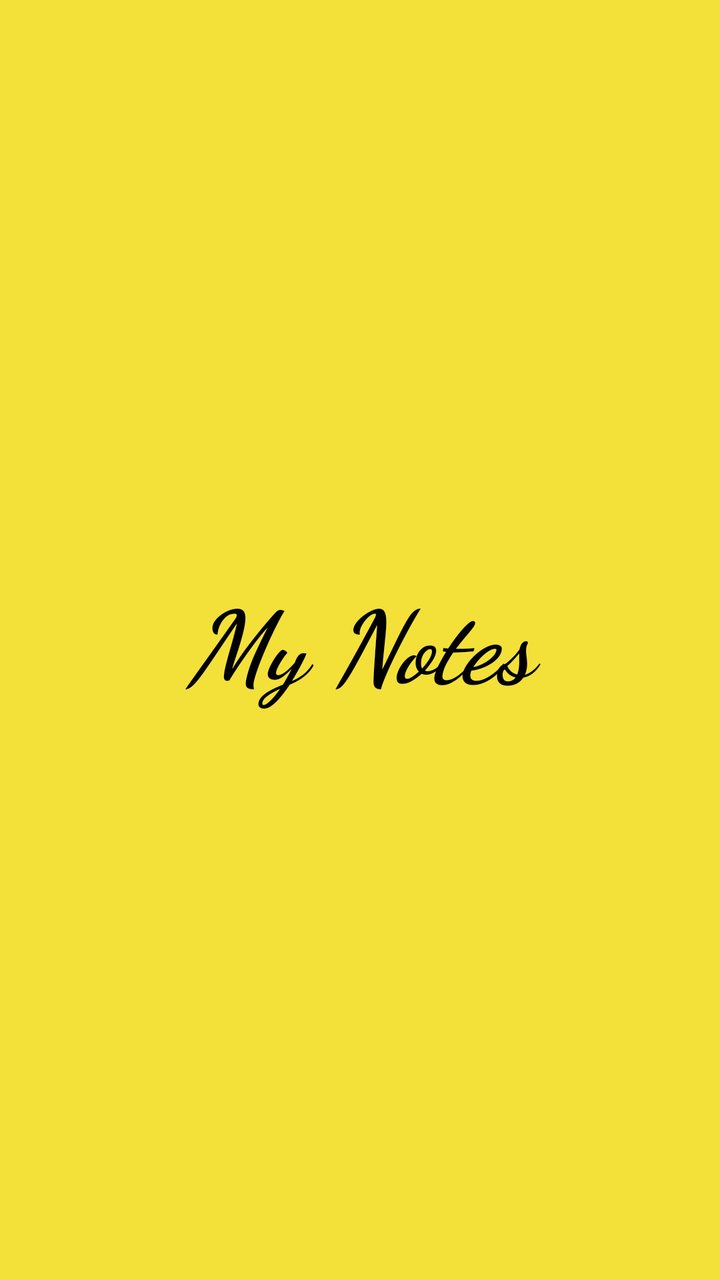
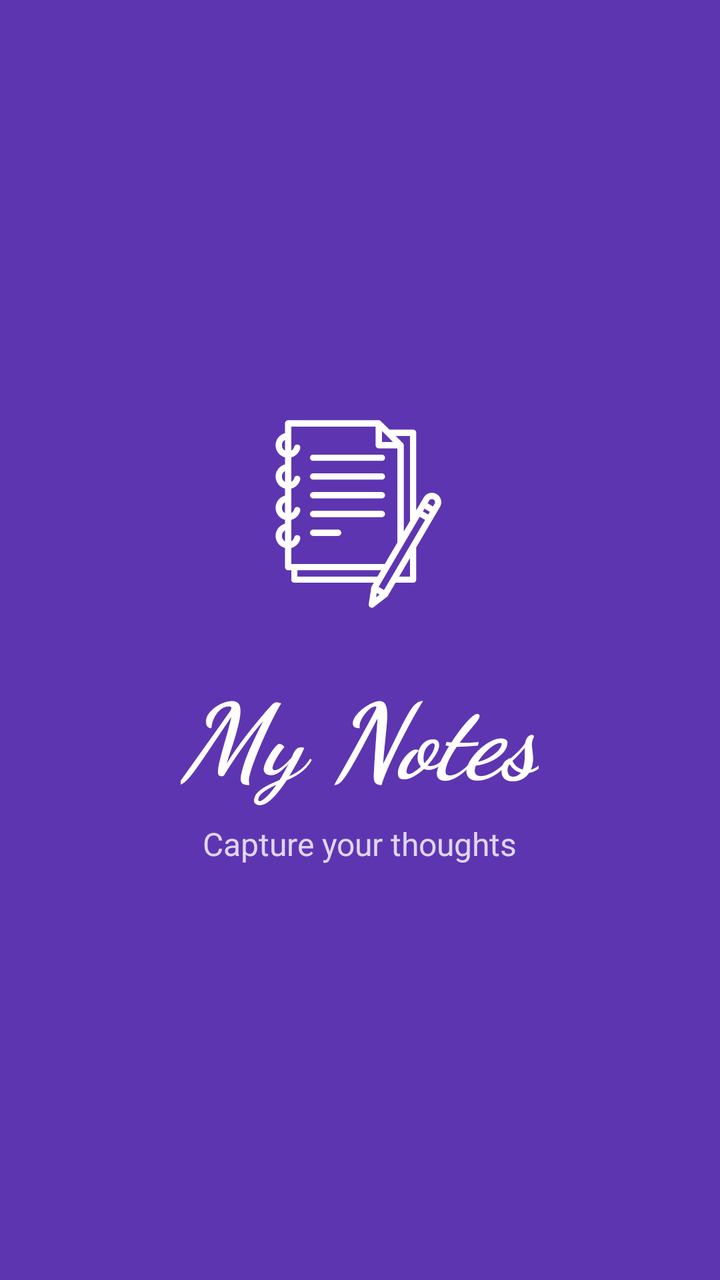

Two renders of the same Android screen: before a commit and after it. Below are the layout's source before the change and the commit's diff.
<!-- AndroidManifest.xml: application theme Theme.MyNotes -->
<!-- res/layout/activity_splash_screen.xml -->
<?xml version="1.0" encoding="utf-8"?>
<androidx.constraintlayout.widget.ConstraintLayout xmlns:android="http://schemas.android.com/apk/res/android"
    xmlns:app="http://schemas.android.com/apk/res-auto"
    xmlns:tools="http://schemas.android.com/tools"
    android:layout_width="match_parent"
    android:layout_height="match_parent"
    android:background="#F3E039"
    tools:context=".SplashScreen">

    <TextView
        android:id="@+id/textView"
        android:layout_width="0dp"
        android:layout_height="wrap_content"
        android:fontFamily="cursive"
        android:gravity="center|center_vertical"
        android:text="@string/my_notesss"
        android:textColor="@color/black"
        android:textSize="50sp"
        android:textStyle="bold|italic"
        app:layout_constraintBottom_toBottomOf="parent"
        app:layout_constraintEnd_toEndOf="parent"
        app:layout_constraintHorizontal_bias="0.5"
        app:layout_constraintStart_toStartOf="parent"
        app:layout_constraintTop_toTopOf="parent"
        app:layout_constraintVertical_bias="0.5" />
</androidx.constraintlayout.widget.ConstraintLayout>
<!-- resources referenced by this layout -->
<resources>
  <color name="black">#FF000000</color>
  <string name="my_notesss">My Notes</string>
  <style name="Theme.MyNotes" parent="Base.Theme.MyNotes" />
  <style name="Base.Theme.MyNotes" parent="Theme.Material3.DayNight.NoActionBar">
          
          
      </style>
</resources>

<!-- the commit's change to res/layout/activity_splash_screen.xml (unified diff, before → after) -->
@@ -1,26 +1,38 @@
 <?xml version="1.0" encoding="utf-8"?>
-<androidx.constraintlayout.widget.ConstraintLayout xmlns:android="http://schemas.android.com/apk/res/android"
+<LinearLayout
+    xmlns:android="http://schemas.android.com/apk/res/android"
     xmlns:app="http://schemas.android.com/apk/res-auto"
     xmlns:tools="http://schemas.android.com/tools"
     android:layout_width="match_parent"
     android:layout_height="match_parent"
-    android:background="#F3E039"
+    android:background="@color/colorPrimary"
+    android:gravity="center"
+    android:orientation="vertical"
     tools:context=".SplashScreen">
 
+    <ImageView
+        android:layout_width="100dp"
+        android:layout_height="100dp"
+        android:layout_marginBottom="24dp"
+        android:contentDescription="@string/app_name"
+        app:srcCompat="@drawable/notebook"
+        app:tint="@color/white" />
+
     <TextView
-        android:id="@+id/textView"
-        android:layout_width="0dp"
+        android:layout_width="wrap_content"
         android:layout_height="wrap_content"
         android:fontFamily="cursive"
-        android:gravity="center|center_vertical"
         android:text="@string/my_notesss"
-        android:textColor="@color/black"
-        android:textSize="50sp"
-        android:textStyle="bold|italic"
-        app:layout_constraintBottom_toBottomOf="parent"
-        app:layout_constraintEnd_toEndOf="parent"
-        app:layout_constraintHorizontal_bias="0.5"
-        app:layout_constraintStart_toStartOf="parent"
-        app:layout_constraintTop_toTopOf="parent"
-        app:layout_constraintVertical_bias="0.5" />
-</androidx.constraintlayout.widget.ConstraintLayout>
+        android:textColor="@color/white"
+        android:textSize="52sp"
+        android:textStyle="bold|italic" />
+
+    <TextView
+        android:layout_width="wrap_content"
+        android:layout_height="wrap_content"
+        android:layout_marginTop="8dp"
+        android:text="@string/tagline"
+        android:textColor="#CCFFFFFF"
+        android:textSize="16sp" />
+
+</LinearLayout>
<!-- resource entries referenced after the edit -->
@@ -1,11 +1,19 @@
 <!-- resources referenced by this layout -->
 <resources>
-  <color name="black">#FF000000</color>
+  <color name="colorPrimary">#5E35B1</color>
+  <color name="white">#FFFFFFFF</color>
+  <!-- drawable notebook: png bitmap (drawable, 13947 bytes) -->
+  <string name="app_name">MyNotes</string>
   <string name="my_notesss">My Notes</string>
+  <string name="tagline">Capture your thoughts</string>
   <style name="Theme.MyNotes" parent="Base.Theme.MyNotes" />
   <style name="Base.Theme.MyNotes" parent="Theme.Material3.DayNight.NoActionBar">
-          
-          
+          <item name="colorPrimary">@color/colorPrimary</item>
+          <item name="colorSecondary">@color/colorAccent</item>
+          <item name="android:statusBarColor">@color/colorPrimaryDark</item>
+          <item name="android:windowLightStatusBar">false</item>
       </style>
+  <color name="colorAccent">#E91E63</color>
+  <color name="colorPrimaryDark">#4527A0</color>
 </resources>
 
